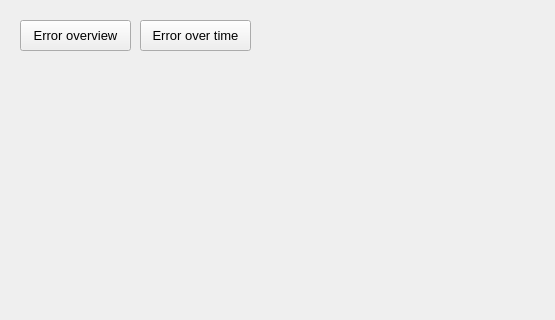
Above: mountwizzard/gui/analyse_dialog_ui.ui from sayitfast/MountWizzard3 before the change; both pictures show x 0 to 555 and y 0 to 320 of the 791 by 641 pixel window. Below: the same form after it.
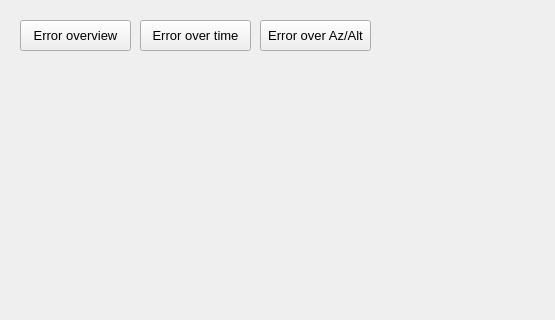
That is the form after the change.

Commit message: finished analyse plot window redesign

The edit to the form file:
```diff
--- a/mountwizzard/gui/analyse_dialog_ui.ui
+++ b/mountwizzard/gui/analyse_dialog_ui.ui
@@ -86,6 +86,27 @@
     <string/>
    </property>
   </widget>
+  <widget class="QPushButton" name="btn_errorAzAlt">
+   <property name="geometry">
+    <rect>
+     <x>260</x>
+     <y>20</y>
+     <width>111</width>
+     <height>31</height>
+    </rect>
+   </property>
+   <property name="font">
+    <font>
+     <pointsize>10</pointsize>
+    </font>
+   </property>
+   <property name="toolTip">
+    <string>&lt;html&gt;&lt;head/&gt;&lt;body&gt;&lt;p&gt;Show Dec Error in arc sec from modeling file&lt;/p&gt;&lt;/body&gt;&lt;/html&gt;</string>
+   </property>
+   <property name="text">
+    <string>Error over Az/Alt</string>
+   </property>
+  </widget>
   <zorder>analyseBackground</zorder>
   <zorder>btn_errorTime</zorder>
   <zorder>btn_errorOverview</zorder>
```
Left out of the diff: 1 changed line with no effect on the pictures. The commit also changes 2 other files.
